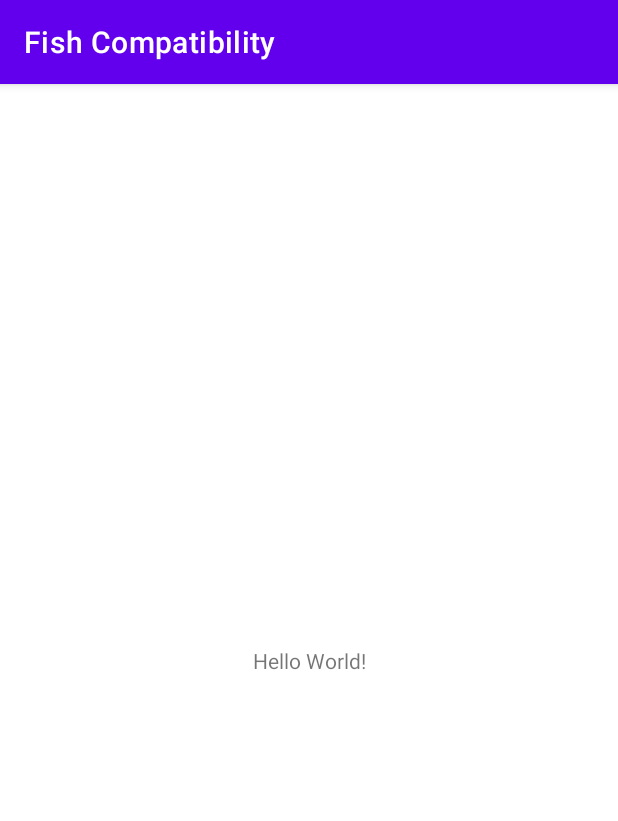
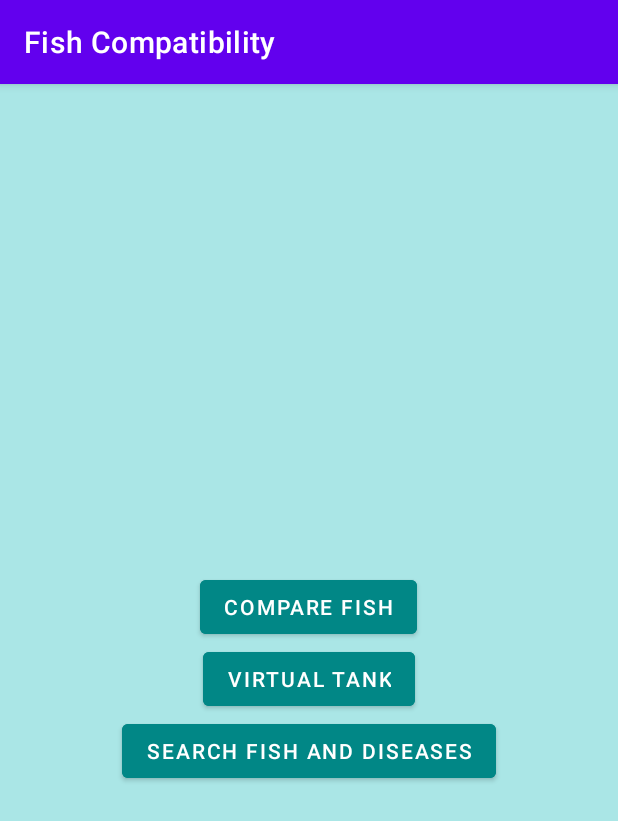
Before and after one commit to Char-318/FishCompatibility, an Android app: the screen it shows after launch (MainActivity), on a phone screen of 412 x 824 dp. Shown: the top 821 px of the screen. Run offline under Robolectric (Android 15) with nearby library versions, the phone set to English and light mode, and no system bars.

Commit message:
Creating home screen

```diff
--- a/FishCompatibility/app/src/main/res/layout/activity_main.xml
+++ b/FishCompatibility/app/src/main/res/layout/activity_main.xml
@@ -4,15 +4,54 @@
     xmlns:tools="http://schemas.android.com/tools"
     android:layout_width="match_parent"
     android:layout_height="match_parent"
+    android:background="@color/background"
     tools:context=".MainActivity">
 
-    <TextView
-        android:layout_width="wrap_content"
-        android:layout_height="wrap_content"
-        android:text="Hello World!"
+    <LinearLayout
+        android:layout_width="match_parent"
+        android:layout_height="match_parent"
+        android:layout_marginStart="8dp"
+        android:layout_marginTop="8dp"
+        android:layout_marginEnd="8dp"
+        android:layout_marginBottom="8dp"
+        android:gravity="center"
+        android:orientation="vertical"
         app:layout_constraintBottom_toBottomOf="parent"
         app:layout_constraintEnd_toEndOf="parent"
         app:layout_constraintStart_toStartOf="parent"
-        app:layout_constraintTop_toTopOf="parent" />
+        app:layout_constraintTop_toTopOf="parent">
 
+        <!-- TODO: Change ImageView to actual logo image -->
+        <ImageView
+            android:id="@+id/logoImage"
+            android:layout_width="match_parent"
+            android:layout_height="wrap_content"
+            android:contentDescription="@string/logo_content_desc"
+            tools:srcCompat="@tools:sample/avatars" />
+
+        <Space
+            android:layout_width="match_parent"
+            android:layout_height="25dp" />
+
+        <Button
+            android:id="@+id/compareFishButton"
+            android:layout_width="wrap_content"
+            android:layout_height="wrap_content"
+            android:backgroundTint="@color/button"
+            android:text="@string/compare_fish_button" />
+
+        <Button
+            android:id="@+id/virtualTankButton"
+            android:layout_width="wrap_content"
+            android:layout_height="wrap_content"
+            android:backgroundTint="@color/button"
+            android:text="@string/virtual_tank_button" />
+
+        <Button
+            android:id="@+id/searchButton"
+            android:layout_width="wrap_content"
+            android:layout_height="wrap_content"
+            android:backgroundTint="@color/button"
+            android:text="@string/search_button" />
+    </LinearLayout>
 </androidx.constraintlayout.widget.ConstraintLayout>
--- a/FishCompatibility/app/src/main/res/values/colors.xml
+++ b/FishCompatibility/app/src/main/res/values/colors.xml
@@ -1,10 +1,10 @@
 <?xml version="1.0" encoding="utf-8"?>
 <resources>
-    <color name="purple_200">#FFBB86FC</color>
+    <color name="background">#AAE6E6</color>
     <color name="purple_500">#FF6200EE</color>
     <color name="purple_700">#FF3700B3</color>
     <color name="teal_200">#FF03DAC5</color>
-    <color name="teal_700">#FF018786</color>
+    <color name="button">#FF018786</color>
     <color name="black">#FF000000</color>
     <color name="white">#FFFFFFFF</color>
 </resources>
--- a/FishCompatibility/app/src/main/res/values/strings.xml
+++ b/FishCompatibility/app/src/main/res/values/strings.xml
@@ -1,3 +1,7 @@
 <resources>
     <string name="app_name">Fish Compatibility</string>
+    <string name="compare_fish_button">Compare Fish</string>
+    <string name="virtual_tank_button">Virtual Tank</string>
+    <string name="search_button">Search Fish and Diseases</string>
+    <string name="logo_content_desc">Logo for Fish Compatibility</string>
 </resources>
```
